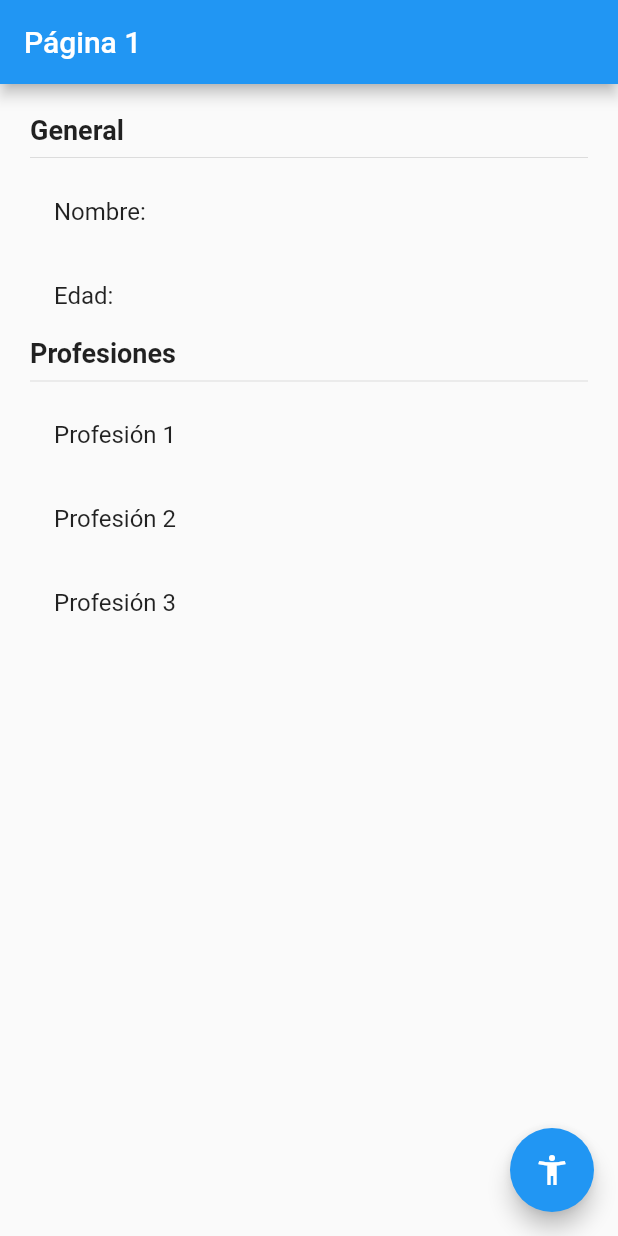
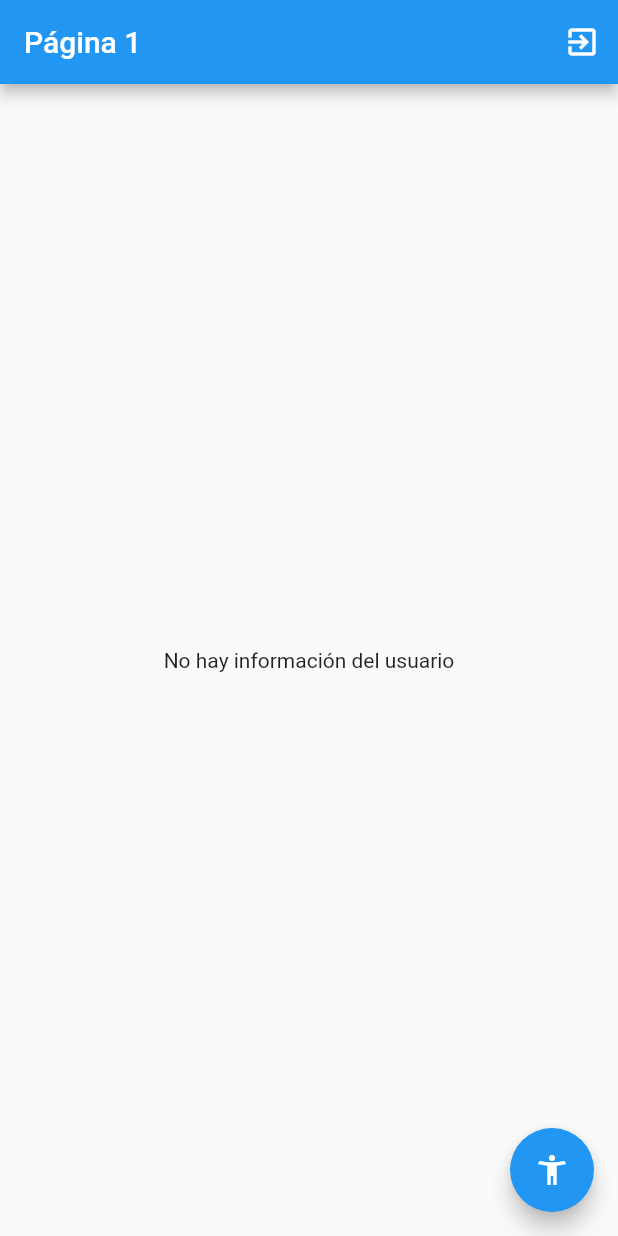
Before and after one commit to JSFranco07/ManejadoresEstado, a Flutter app: the screen it shows after launch, on a phone screen of 412 x 824 dp. Run offline on Flutter 3.47's test engine with Material 2 defaults, Android fonts, the phone set to English and light mode, and no system bars; our stand-ins replace flutter_bloc.

Commit message:
rama Cubit terminada

```diff
--- /dev/null
+++ b/lib/bloc/usuario/usuario_cubit.dart
@@ -0,0 +1,39 @@
+import 'package:flutter_bloc/flutter_bloc.dart';
+import 'package:meta/meta.dart';
+import 'package:estados/models/usuario.dart';
+
+part 'usuarios_state.dart';
+
+class UsuarioCubit extends Cubit<UsuarioState> {
+
+  UsuarioCubit() : super( UsuarioInitial() );
+
+  void seleccionarUsuario( Usuario user ) {
+    emit( UsuarioActivo(user) );
+  }
+
+  void cambiarEdad( int edad ) {
+    final currentState = state;
+    if (currentState is UsuarioActivo) {
+      final newUser = currentState.usuario.copyWith(edad: 20);
+      emit( UsuarioActivo( newUser) );
+    }
+  }
+
+  void agregarProfesion(){
+    final currentState = state;
+    if (currentState is UsuarioActivo) {
+      final profesiones = [
+        ...currentState.usuario.profesiones,
+        'Profesion ${currentState.usuario.profesiones.length + 1}'
+      ];
+      final newUser = currentState.usuario.copyWith(profesiones: profesiones);
+      emit( UsuarioActivo( newUser) );
+    }
+  }
+
+  void borrarUsuario(){
+    emit(UsuarioInitial());
+  }
+
+}
--- /dev/null
+++ b/lib/bloc/usuario/usuarios_state.dart
@@ -0,0 +1,15 @@
+part of 'usuario_cubit.dart';
+
+@immutable
+abstract class UsuarioState {}
+
+class UsuarioInitial extends UsuarioState {
+  final existeUsuario = false;
+}
+
+class UsuarioActivo extends UsuarioState {
+  final existeUsuario = true;
+  final Usuario usuario;
+
+  UsuarioActivo(this.usuario);
+}
--- a/lib/main.dart
+++ b/lib/main.dart
@@ -1,13 +1,19 @@
+import 'package:estados/bloc/usuario/usuario_cubit.dart';
 import 'package:estados/pages/pagina2_page.dart';
 import 'package:flutter/material.dart';
 import 'package:estados/pages/pagina1_page.dart';
+import 'package:flutter_bloc/flutter_bloc.dart';
 
 void main() => runApp(MyApp());
 
 class MyApp extends StatelessWidget {
   @override
   Widget build(BuildContext context) {
-    return MaterialApp(
+    return MultiBlocProvider(
+      providers: [
+        BlocProvider(create: (_) => UsuarioCubit()),
+      ],
+      child: MaterialApp(
         debugShowCheckedModeBanner: false,
         title: 'Material App',
         initialRoute: 'pagina1',
@@ -15,6 +21,7 @@ class MyApp extends StatelessWidget {
           'pagina1' : (_) => Pagina1Page(),
           'pagina2' : (_) => Pagina2Page()
         },
+      ),
     );
   }
 }
--- a/lib/models/usuario.dart
+++ b/lib/models/usuario.dart
@@ -1,11 +1,19 @@
-
-
 class Usuario {
 
-  String nombre;
-  int edad;
-  List<String> profesiones;
+  final String nombre;
+  final int edad;
+  final List<String> profesiones;
 
   Usuario({this.nombre, this.edad, this.profesiones});
 
+  Usuario copyWith({
+    String nombre,
+    int edad,
+    List<String> profesiones
+  }) =>
+    Usuario(
+      nombre: nombre ?? this.nombre,
+      edad: edad ?? this.edad,
+      profesiones: profesiones ?? this.profesiones
+    );
 }
--- a/lib/pages/pagina1_page.dart
+++ b/lib/pages/pagina1_page.dart
@@ -1,4 +1,7 @@
+import 'package:estados/bloc/usuario/usuario_cubit.dart';
+import 'package:estados/models/usuario.dart';
 import 'package:flutter/material.dart';
+import 'package:flutter_bloc/flutter_bloc.dart';
 
 class Pagina1Page extends StatelessWidget {
   @override
@@ -6,8 +9,14 @@ class Pagina1Page extends StatelessWidget {
     return Scaffold(
       appBar: AppBar(
         title: Text('Página 1'),
+        actions: [
+          IconButton(
+            icon: Icon(Icons.exit_to_app),
+            onPressed: ()=> BlocProvider.of<UsuarioCubit>(context, listen: false).borrarUsuario()
+          )
+        ],
       ),
-      body: InformacionUsuario(),
+      body: BodyScaffold(),
       floatingActionButton: FloatingActionButton(
         child: Icon(Icons.accessibility_new),
         onPressed: () => Navigator.pushNamed(context, 'pagina2'),
@@ -16,7 +25,40 @@ class Pagina1Page extends StatelessWidget {
   }
 }
 
+class BodyScaffold extends StatelessWidget {
+
+  @override
+  Widget build(BuildContext context) {
+    return BlocBuilder<UsuarioCubit, UsuarioState>(
+      builder: (_, state) {
+
+        // if (state is UsuarioInitial) {
+        //   return Center(child: Text('No hay información del usuario'));
+        // } else if (state is UsuarioActivo){
+        //   return InformacionUsuario(state.usuario);
+        // } else {
+        //   return Center(child: Text('Estado no reconocido'));
+        // }
+        switch (state.runtimeType) {
+          case UsuarioInitial:
+            return Center(child: Text('No hay información del usuario'));
+            break;
+          case UsuarioActivo:
+            return InformacionUsuario( (state as UsuarioActivo).usuario );
+            break;
+          default:
+            return Center(child: Text('Estado no reconocido'));
+        }
+
+    });
+  }
+}
+
 class InformacionUsuario extends StatelessWidget {
+
+  final Usuario usuario;
+
+  const InformacionUsuario(this.usuario);
 
   @override
   Widget build(BuildContext context) {
@@ -24,21 +66,24 @@ class InformacionUsuario extends StatelessWidget {
       height: double.infinity,
       width: double.infinity,
       padding: EdgeInsets.all(20.0),
+      child: SingleChildScrollView(
+        physics: BouncingScrollPhysics(),
         child: Column(
           crossAxisAlignment: CrossAxisAlignment.start,
           children: [
 
             Text('General', style: TextStyle(fontSize: 18, fontWeight: FontWeight.bold),),
             Divider(),
-          ListTile( title: Text('Nombre: ')),
-          ListTile( title: Text('Edad: ')),
+            ListTile( title: Text('Nombre: ${usuario.nombre}')),
+            ListTile( title: Text('Edad: ${usuario.edad}')),
             Text('Profesiones', style: TextStyle(fontSize: 18, fontWeight: FontWeight.bold),),
             Divider(),
-          ListTile( title: Text('Profesión 1')),
-          ListTile( title: Text('Profesión 2')),
-          ListTile( title: Text('Profesión 3')),
+            ...usuario.profesiones.map((profesion) => ListTile(
+              title: Text(profesion),
+            )).toList(),
 
           ],
+        ),
       ),
     );
   }
--- a/pubspec.yaml
+++ b/pubspec.yaml
@@ -28,6 +28,7 @@ dependencies:
   # The following adds the Cupertino Icons font to your application.
   # Use with the CupertinoIcons class for iOS style icons.
   cupertino_icons: ^0.1.3
+  flutter_bloc: ^6.1.1
 
 dev_dependencies:
   flutter_test:
```
Also changed, not shown: lib/pages/pagina2_page.dart (+17 -3 lines), pubspec.lock. Lines whose indentation alone changed are shown as unchanged.
